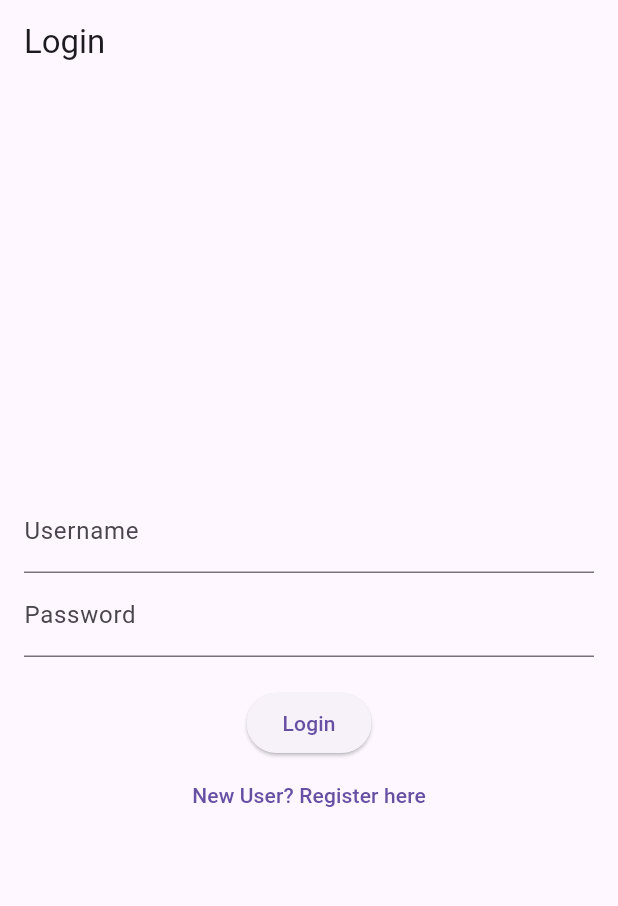
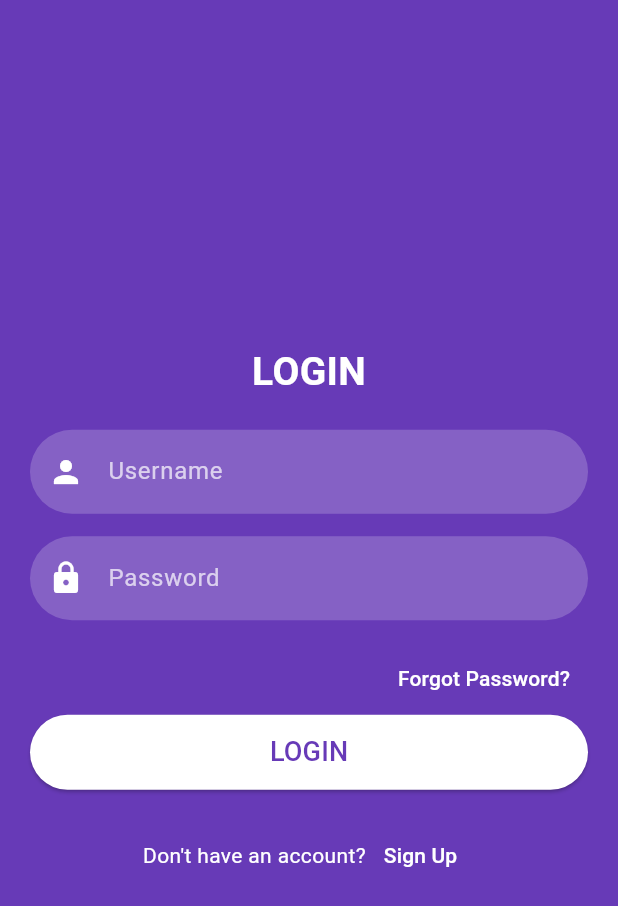
Before and after one commit to anamikapanickar09/disaster-management, a Flutter app: the screen it shows after launch, on a phone screen of 412 x 824 dp. Shown: the top 906 px of the screen. Run offline on Flutter 3.47's test engine with Material 3 defaults, Android fonts, the phone set to English and light mode, and no system bars.

Commit message:
purple login pg

```diff
--- a/lib/screens/login_page.dart
+++ b/lib/screens/login_page.dart
@@ -1,8 +1,12 @@
 import 'package:flutter/material.dart';
 import 'user_selection.dart';
-import 'dashboard.dart';
+import 'doctor_screen.dart';
+import 'victim_screen.dart';
+import 'volunteer_screen.dart';
 
 class LoginPage extends StatefulWidget {
+  const LoginPage({super.key});
+
   @override
   _LoginPageState createState() => _LoginPageState();
 }
@@ -15,38 +19,136 @@ class _LoginPageState extends State<LoginPage> {
     String username = usernameController.text.trim();
     String password = passwordController.text.trim();
 
-    // Dummy login validation
     if (username == "doctor") {
-      Navigator.pushReplacement(context, MaterialPageRoute(builder: (context) => DoctorDashboard()));
+      Navigator.pushReplacement(
+          context, MaterialPageRoute(builder: (context) => DoctorScreen()));
     } else if (username == "victim") {
-      Navigator.pushReplacement(context, MaterialPageRoute(builder: (context) => VictimDashboard()));
+      Navigator.pushReplacement(
+          context, MaterialPageRoute(builder: (context) => VictimScreen()));
     } else if (username == "volunteer") {
-      Navigator.pushReplacement(context, MaterialPageRoute(builder: (context) => VolunteerDashboard()));
+      Navigator.pushReplacement(
+          context, MaterialPageRoute(builder: (context) => VolunteerScreen()));
     } else {
-      ScaffoldMessenger.of(context).showSnackBar(SnackBar(content: Text("Invalid credentials")));
+      ScaffoldMessenger.of(context).showSnackBar(
+        SnackBar(
+          content: Text("Invalid credentials"),
+          backgroundColor: Colors.red,
+        ),
+      );
     }
   }
 
   @override
   Widget build(BuildContext context) {
     return Scaffold(
-      appBar: AppBar(title: Text("Login")),
-      body: Padding(
-        padding: EdgeInsets.all(16.0),
+      backgroundColor: Colors.deepPurple, // Background color
+      body: Center(
+        child: Padding(
+          padding: EdgeInsets.all(20),
           child: Column(
             mainAxisAlignment: MainAxisAlignment.center,
             children: [
-            TextField(controller: usernameController, decoration: InputDecoration(labelText: "Username")),
-            TextField(controller: passwordController, obscureText: true, decoration: InputDecoration(labelText: "Password")),
+              // Title
+              Text(
+                "LOGIN",
+                style: TextStyle(
+                  fontSize: 26,
+                  fontWeight: FontWeight.bold,
+                  color: Colors.white,
+                ),
+              ),
               SizedBox(height: 20),
-            ElevatedButton(onPressed: _login, child: Text("Login")),
+
+              // Username Field
+              TextField(
+                controller: usernameController,
+                decoration: InputDecoration(
+                  filled: true,
+                  fillColor: Colors.white.withOpacity(0.2),
+                  hintText: "Username",
+                  hintStyle: TextStyle(color: Colors.white70),
+                  prefixIcon: Icon(Icons.person, color: Colors.white),
+                  border: OutlineInputBorder(
+                    borderRadius: BorderRadius.circular(30),
+                    borderSide: BorderSide.none,
+                  ),
+                ),
+                style: TextStyle(color: Colors.white),
+              ),
+              SizedBox(height: 15),
+
+              // Password Field
+              TextField(
+                controller: passwordController,
+                obscureText: true,
+                decoration: InputDecoration(
+                  filled: true,
+                  fillColor: Colors.white.withOpacity(0.2),
+                  hintText: "Password",
+                  hintStyle: TextStyle(color: Colors.white70),
+                  prefixIcon: Icon(Icons.lock, color: Colors.white),
+                  border: OutlineInputBorder(
+                    borderRadius: BorderRadius.circular(30),
+                    borderSide: BorderSide.none,
+                  ),
+                ),
+                style: TextStyle(color: Colors.white),
+              ),
+              SizedBox(height: 15),
+
+              // Forgot Password
+              Align(
+                alignment: Alignment.centerRight,
+                child: TextButton(
+                  onPressed: () {
+                    // Forgot Password functionality here
+                  },
+                  child: Text("Forgot Password?",
+                      style: TextStyle(color: Colors.white)),
+                ),
+              ),
+
+              // Login Button
+              SizedBox(
+                width: double.infinity,
+                height: 50,
+                child: ElevatedButton(
+                  onPressed: _login,
+                  style: ElevatedButton.styleFrom(
+                    backgroundColor: Colors.white,
+                    shape: RoundedRectangleBorder(
+                      borderRadius: BorderRadius.circular(30),
+                    ),
+                  ),
+                  child: Text(
+                    "LOGIN",
+                    style: TextStyle(color: Colors.deepPurple, fontSize: 18),
+                  ),
+                ),
+              ),
+
+              SizedBox(height: 20),
+
+              // Sign Up Option
+              Row(
+                mainAxisAlignment: MainAxisAlignment.center,
+                children: [
+                  Text("Don't have an account?",
+                      style: TextStyle(color: Colors.white)),
                   TextButton(
                     onPressed: () {
-                Navigator.push(context, MaterialPageRoute(builder: (context) => UserSelectionPage()));
+                      Navigator.push(
+                          context,
+                          MaterialPageRoute(
+                              builder: (context) => UserSelectionPage()));
                     },
-              child: Text("New User? Register here"),
+                    child:
+                        Text("Sign Up", style: TextStyle(color: Colors.white)),
                   ),
                 ],
+              ),
+            ],
+          ),
         ),
       ),
     );
```
Lines whose indentation alone changed are shown as unchanged.
